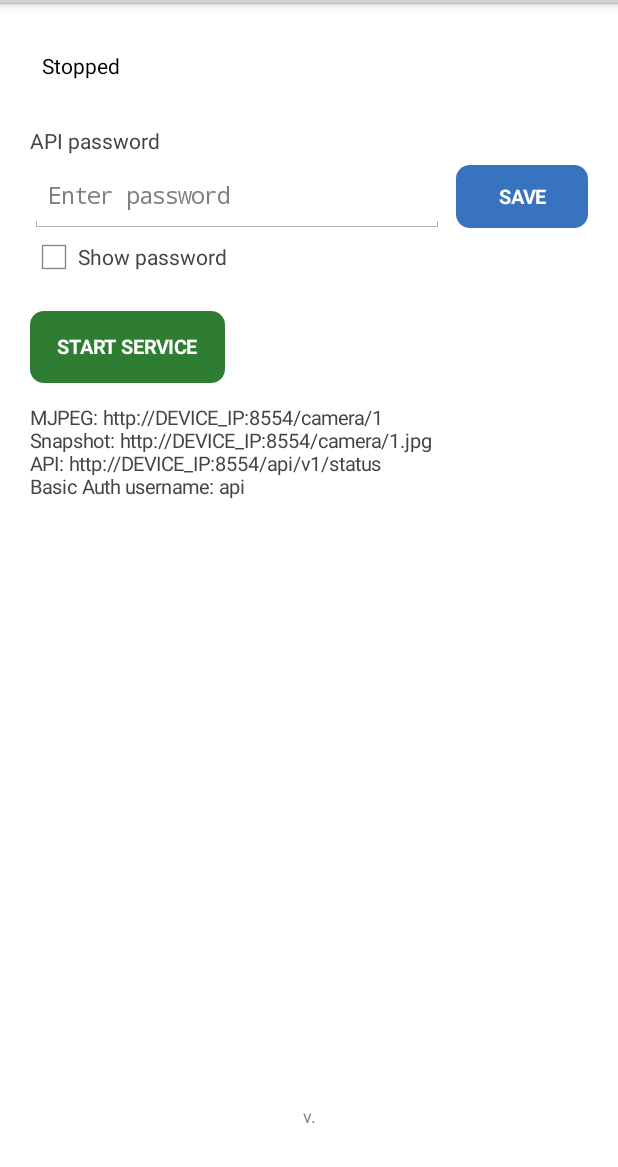
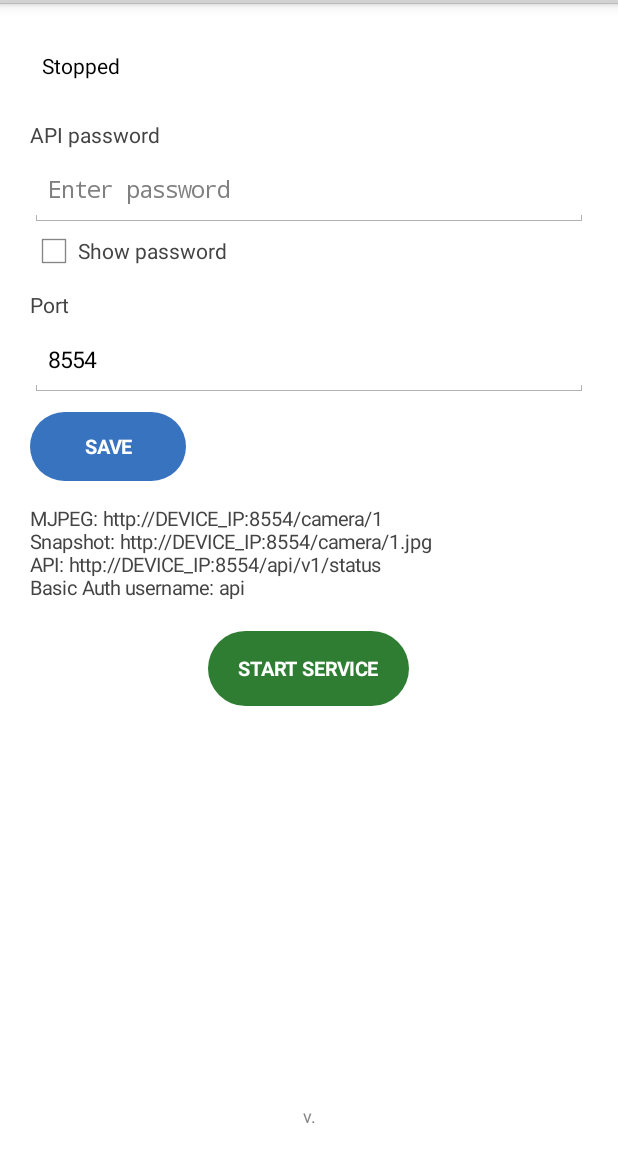
Before and after one commit to ffps/frtsp, an Android app: the screen it shows after launch (MainActivity), after a tap on "SAVE", on a phone screen of 412 x 824 dp, the part 69-1236 px from its top. Run offline under Robolectric (Android 15) with nearby library versions, the phone set to English and light mode, and no system bars.

Commit message:
Improve settings layout and configurable HTTP port

```diff
--- a/app/src/main/java/com/ffps/frtsp/CameraService.java
+++ b/app/src/main/java/com/ffps/frtsp/CameraService.java
@@ -25,7 +25,7 @@ public class CameraService extends Service {
             PendingIntent pending = PendingIntent.getActivity(this, 0, launch, 0);
             Notification notification = new Notification.Builder(this)
                 .setContentTitle("fRTSP")
-                .setContentText("HTTP server :8554")
+                .setContentText("HTTP server :" + getSharedPreferences("settings", MODE_PRIVATE).getInt("http_port", 8554))
                 .setSmallIcon(android.R.drawable.presence_video_online)
                 .setContentIntent(pending)
                 .getNotification();
--- a/app/src/main/java/com/ffps/frtsp/MainActivity.java
+++ b/app/src/main/java/com/ffps/frtsp/MainActivity.java
@@ -20,10 +20,19 @@ import android.widget.LinearLayout;
 import android.widget.TextView;
 import android.widget.Toast;
 
+import java.net.Inet4Address;
+import java.net.InetAddress;
+import java.net.NetworkInterface;
+import java.util.Enumeration;
+
 public class MainActivity extends Activity {
     private EditText password;
+    private EditText port;
+    private Button saveButton;
     private Button serviceButton;
+    private CheckBox showPassword;
     private TextView status;
+    private TextView hint;
     private final Handler handler = new Handler();
     private final Runnable statusUpdater = new Runnable() {
         @Override public void run() {
@@ -53,46 +62,61 @@ public class MainActivity extends Activity {
         passwordLabel.setText("API password");
         passwordLabel.setTextSize(14);
         passwordLabel.setTextColor(Color.DKGRAY);
-        passwordLabel.setPadding(0, dp(18), 0, dp(4));
+        passwordLabel.setPadding(0, dp(14), 0, dp(4));
         root.addView(passwordLabel);
 
-        LinearLayout passwordRow = new LinearLayout(this);
-        passwordRow.setOrientation(LinearLayout.HORIZONTAL);
-        passwordRow.setGravity(Gravity.CENTER_VERTICAL);
         password = new EditText(this);
         password.setSingleLine(true);
         password.setTextSize(15);
         password.setHint("Enter password");
         password.setInputType(InputType.TYPE_CLASS_TEXT | InputType.TYPE_TEXT_VARIATION_PASSWORD);
         password.setText(getSharedPreferences("settings", MODE_PRIVATE).getString("api_password", ""));
-        passwordRow.addView(password, new LinearLayout.LayoutParams(0, dp(48), 1));
+        root.addView(password, new LinearLayout.LayoutParams(-1, dp(48)));
 
-        Button save = makeButton("Save", Color.rgb(55, 115, 190));
-        LinearLayout.LayoutParams saveParams = new LinearLayout.LayoutParams(dp(88), dp(42));
-        saveParams.leftMargin = dp(8);
-        passwordRow.addView(save, saveParams);
-        save.setOnClickListener(v -> {
-            getSharedPreferences("settings", MODE_PRIVATE).edit()
-                .putString("api_password", password.getText().toString()).apply();
-            Toast.makeText(this, "Password saved", Toast.LENGTH_SHORT).show();
-        });
-        root.addView(passwordRow);
-
-        CheckBox show = new CheckBox(this);
-        show.setText("Show password");
-        show.setTextColor(Color.DKGRAY);
-        show.setTextSize(14);
-        show.setOnCheckedChangeListener((button, checked) -> {
+        showPassword = new CheckBox(this);
+        showPassword.setText("Show password");
+        showPassword.setTextColor(Color.DKGRAY);
+        showPassword.setTextSize(14);
+        showPassword.setOnCheckedChangeListener((button, checked) -> {
             int pos = password.getSelectionStart();
             password.setInputType(InputType.TYPE_CLASS_TEXT |
                 (checked ? InputType.TYPE_TEXT_VARIATION_VISIBLE_PASSWORD : InputType.TYPE_TEXT_VARIATION_PASSWORD));
             password.setSelection(Math.max(0, pos));
         });
-        root.addView(show);
+        root.addView(showPassword);
+
+        TextView portLabel = new TextView(this);
+        portLabel.setText("Port");
+        portLabel.setTextSize(14);
+        portLabel.setTextColor(Color.DKGRAY);
+        portLabel.setPadding(0, dp(10), 0, dp(4));
+        root.addView(portLabel);
+
+        port = new EditText(this);
+        port.setSingleLine(true);
+        port.setTextSize(15);
+        port.setHint("8554");
+        port.setInputType(InputType.TYPE_CLASS_NUMBER);
+        port.setText(String.valueOf(getSavedPort()));
+        root.addView(port, new LinearLayout.LayoutParams(-1, dp(48)));
+
+        saveButton = makeButton("Save", Color.rgb(55, 115, 190));
+        LinearLayout.LayoutParams saveParams = new LinearLayout.LayoutParams(dp(104), dp(46));
+        saveParams.topMargin = dp(10);
+        saveParams.gravity = Gravity.LEFT;
+        root.addView(saveButton, saveParams);
+        saveButton.setOnClickListener(v -> saveSettings());
+
+        hint = new TextView(this);
+        hint.setTextSize(13);
+        hint.setTextColor(Color.DKGRAY);
+        hint.setPadding(0, dp(16), 0, 0);
+        root.addView(hint);
 
         serviceButton = makeButton("START SERVICE", Color.rgb(46, 125, 50));
-        LinearLayout.LayoutParams serviceParams = new LinearLayout.LayoutParams(-2, dp(48));
+        LinearLayout.LayoutParams serviceParams = new LinearLayout.LayoutParams(-2, dp(50));
         serviceParams.topMargin = dp(20);
+        serviceParams.gravity = Gravity.CENTER_HORIZONTAL;
         root.addView(serviceButton, serviceParams);
         serviceButton.setOnClickListener(v -> {
             if (CameraService.isRunning()) {
@@ -102,13 +126,6 @@ public class MainActivity extends Activity {
             }
             handler.postDelayed(statusUpdater, 300);
         });
-
-        TextView hint = new TextView(this);
-        hint.setText("MJPEG: http://DEVICE_IP:8554/camera/1\nSnapshot: http://DEVICE_IP:8554/camera/1.jpg\nAPI: http://DEVICE_IP:8554/api/v1/status\nBasic Auth username: api");
-        hint.setTextSize(13);
-        hint.setTextColor(Color.DKGRAY);
-        hint.setPadding(0, dp(14), 0, 0);
-        root.addView(hint);
 
         root.addView(new View(this), new LinearLayout.LayoutParams(1, 0, 1));
 
@@ -120,7 +137,27 @@ public class MainActivity extends Activity {
         root.addView(version, new LinearLayout.LayoutParams(-1, dp(28)));
 
         setContentView(root);
+        updateHint();
         updateStatus();
+    }
+
+    private void saveSettings() {
+        String passwordValue = password.getText().toString();
+        String portValue = port.getText().toString().trim();
+        int portNumber;
+        try {
+            portNumber = Integer.parseInt(portValue);
+            if (portNumber < 1 || portNumber > 65535) throw new NumberFormatException();
+        } catch (Exception e) {
+            port.setError("Enter a port from 1 to 65535");
+            return;
+        }
+        getSharedPreferences("settings", MODE_PRIVATE).edit()
+            .putString("api_password", passwordValue)
+            .putInt("http_port", portNumber)
+            .apply();
+        updateHint();
+        Toast.makeText(this, "Settings saved", Toast.LENGTH_SHORT).show();
     }
 
     @Override protected void onResume() {
@@ -136,8 +173,9 @@ public class MainActivity extends Activity {
 
     private void updateStatus() {
         boolean running = CameraService.isRunning();
+        int currentPort = getSavedPort();
         if (running) {
-            status.setText("Running: http://" + getDeviceIp() + ":8554");
+            status.setText("Running: http://" + getDeviceIp() + ":" + currentPort);
             serviceButton.setText("STOP SERVICE");
             serviceButton.setBackgroundDrawable(buttonBackground(Color.rgb(198, 40, 40)));
         } else {
@@ -146,9 +184,41 @@ public class MainActivity extends Activity {
             serviceButton.setText("START SERVICE");
             serviceButton.setBackgroundDrawable(buttonBackground(Color.rgb(46, 125, 50)));
         }
+        password.setEnabled(!running);
+        port.setEnabled(!running);
+        showPassword.setEnabled(!running);
+        saveButton.setEnabled(!running);
+        saveButton.setAlpha(running ? 0.45f : 1.0f);
+    }
+
+    private void updateHint() {
+        int p = getSavedPort();
+        String base = "http://DEVICE_IP:" + p;
+        hint.setText("MJPEG: " + base + "/camera/1\n" +
+            "Snapshot: " + base + "/camera/1.jpg\n" +
+            "API: " + base + "/api/v1/status\n" +
+            "Basic Auth username: api");
+    }
+
+    private int getSavedPort() {
+        return getSharedPreferences("settings", MODE_PRIVATE).getInt("http_port", 8554);
     }
 
     private String getDeviceIp() {
+        try {
+            Enumeration<NetworkInterface> interfaces = NetworkInterface.getNetworkInterfaces();
+            while (interfaces != null && interfaces.hasMoreElements()) {
+                NetworkInterface network = interfaces.nextElement();
+                Enumeration<InetAddress> addresses = network.getInetAddresses();
+                while (addresses.hasMoreElements()) {
+                    InetAddress address = addresses.nextElement();
+                    if (!address.isLoopbackAddress() && !address.isLinkLocalAddress() &&
+                        address instanceof Inet4Address && address.getHostAddress() != null) {
+                        return address.getHostAddress();
+                    }
+                }
+            }
+        } catch (Exception ignored) { }
         try {
             WifiManager wifi = (WifiManager) getApplicationContext().getSystemService(WIFI_SERVICE);
             int ip = wifi.getConnectionInfo().getIpAddress();
@@ -164,7 +234,7 @@ public class MainActivity extends Activity {
         button.setTypeface(Typeface.DEFAULT, Typeface.BOLD);
         button.setTextColor(Color.WHITE);
         button.setAllCaps(true);
-        button.setPadding(dp(18), 0, dp(18), 0);
+        button.setPadding(dp(20), 0, dp(20), 0);
         button.setBackgroundDrawable(buttonBackground(color));
         return button;
     }
@@ -172,7 +242,7 @@ public class MainActivity extends Activity {
     private GradientDrawable buttonBackground(int color) {
         GradientDrawable drawable = new GradientDrawable();
         drawable.setColor(color);
-        drawable.setCornerRadius(dp(9));
+        drawable.setCornerRadius(dp(28));
         return drawable;
     }
 
--- a/app/src/main/java/com/ffps/frtsp/MjpegHttpServer.java
+++ b/app/src/main/java/com/ffps/frtsp/MjpegHttpServer.java
@@ -21,22 +21,26 @@ import java.util.concurrent.ExecutorService;
 import java.util.concurrent.Executors;
 
 public class MjpegHttpServer {
-    private static final int PORT = 8554;
     private final Context context;
+    private final int port;
     private volatile boolean running;
     private ServerSocket socket;
     private Thread acceptThread;
     private final ExecutorService clients = Executors.newCachedThreadPool();
     private final long startedAt = System.currentTimeMillis();
 
-    public MjpegHttpServer(Context context) { this.context = context.getApplicationContext(); }
+    public MjpegHttpServer(Context context) {
+        this.context = context.getApplicationContext();
+        this.port = this.context.getSharedPreferences("settings", Context.MODE_PRIVATE)
+            .getInt("http_port", 8554);
+    }
 
     public synchronized void start() {
         if (running) return;
         running = true;
         acceptThread = new Thread(() -> {
             try {
-                socket = new ServerSocket(PORT, 32, InetAddress.getByName("0.0.0.0"));
+                socket = new ServerSocket(port, 32, InetAddress.getByName("0.0.0.0"));
                 while (running) {
                     final Socket client = socket.accept();
                     clients.execute(() -> handle(client));
@@ -136,7 +140,7 @@ public class MjpegHttpServer {
 
     private JSONObject statusJson() throws JSONException {
         Runtime rt = Runtime.getRuntime();
-        JSONObject server = new JSONObject().put("running", running).put("port", PORT);
+        JSONObject server = new JSONObject().put("running", running).put("port", port);
         JSONObject memory = new JSONObject()
             .put("heap_used_mb", (rt.totalMemory() - rt.freeMemory()) / 1048576)
             .put("heap_max_mb", rt.maxMemory() / 1048576)
@@ -152,7 +156,7 @@ public class MjpegHttpServer {
     }
 
     private JSONObject configJson() throws JSONException {
-        return new JSONObject().put("http_port", PORT).put("camera_count", 0)
+        return new JSONObject().put("http_port", port).put("camera_count", 0)
             .put("api_password_configured", context.getSharedPreferences("settings", Context.MODE_PRIVATE)
                 .getString("api_password", "").length() > 0);
     }
```
